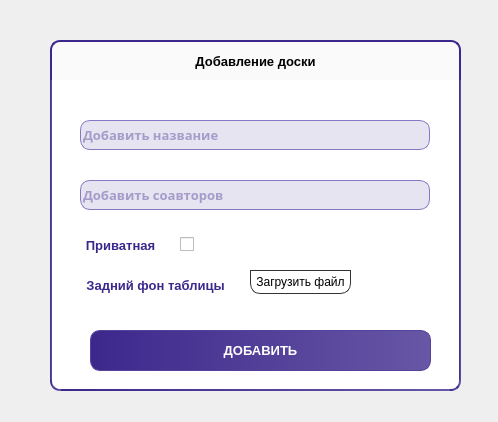
Above: Users_Interfaces/add_table.ui from FREDY129053/Tasks-Table before the change. Below: the same form after it.
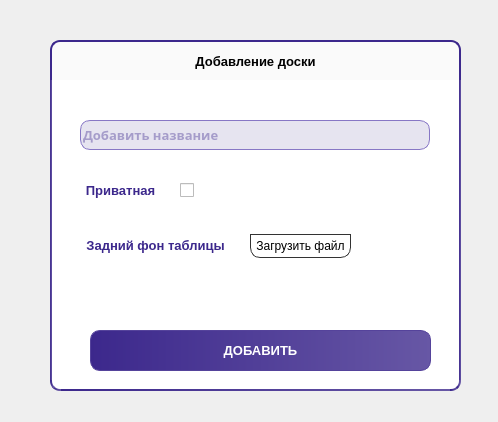
That is the form after the change.

The edit to the form file:
```diff
--- a/Users_Interfaces/add_table.ui
+++ b/Users_Interfaces/add_table.ui
@@ -76,7 +76,7 @@
     <property name="geometry">
      <rect>
       <x>40</x>
-      <y>250</y>
+      <y>194</y>
       <width>341</width>
       <height>31</height>
      </rect>
@@ -189,62 +189,11 @@
      <string>Добавить название</string>
     </property>
    </widget>
-   <widget class="QLineEdit" name="coauthors">
-    <property name="geometry">
-     <rect>
-      <x>30</x>
-      <y>100</y>
-      <width>350</width>
-      <height>30</height>
-     </rect>
-    </property>
-    <property name="font">
-     <font>
-      <family>Work Sans</family>
-      <pointsize>-1</pointsize>
-      <italic>false</italic>
-      <bold>true</bold>
-     </font>
-    </property>
-    <property name="cursor">
-     <cursorShape>IBeamCursor</cursorShape>
-    </property>
-    <property name="styleSheet">
-     <string notr="true">QLineEdit{
-	background: #E6E4F0;
-	border: 1px solid #8777C5;
-	box-shadow: 0px 1.23485px 12px rgba(0, 0, 0, 0.25);
-	border-radius: 10px;
-
-	font-family: 'Work Sans';
-font-style: normal;
-font-weight: 600;
-font-size: 13px;
-line-height: 13px;
-
-
-color: #6353A3;
-}
-
-QLineEdit:focus {
-	border: 1px solid #55439B;
-	background: #F3F2FA;
-}
-
-::placeholder {
- color: red;
-}
-</string>
-    </property>
-    <property name="placeholderText">
-     <string>Добавить соавторов</string>
-    </property>
-   </widget>
    <widget class="QLabel" name="label_5">
     <property name="geometry">
      <rect>
       <x>30</x>
-      <y>190</y>
+      <y>150</y>
       <width>151</width>
       <height>31</height>
      </rect>
@@ -269,7 +218,7 @@
     <property name="geometry">
      <rect>
       <x>200</x>
-      <y>190</y>
+      <y>154</y>
       <width>101</width>
       <height>24</height>
      </rect>
@@ -286,7 +235,7 @@
    <property name="geometry">
     <rect>
      <x>180</x>
-     <y>229</y>
+     <y>175</y>
      <width>31</width>
      <height>31</height>
     </rect>
@@ -305,7 +254,7 @@
    <property name="geometry">
     <rect>
      <x>80</x>
-     <y>230</y>
+     <y>175</y>
      <width>81</width>
      <height>31</height>
     </rect>
```
